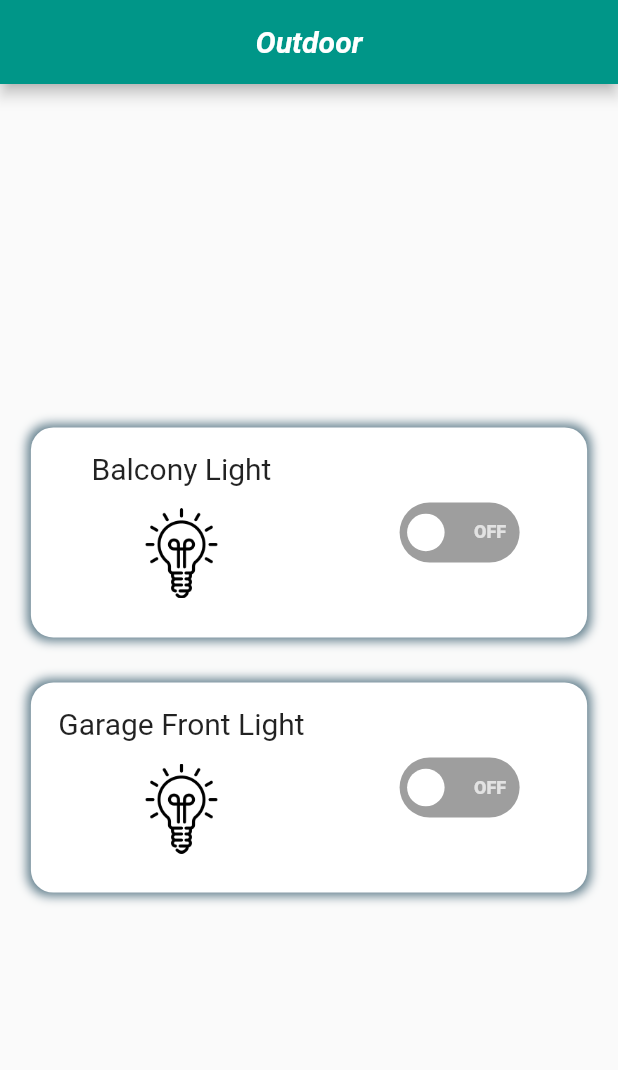
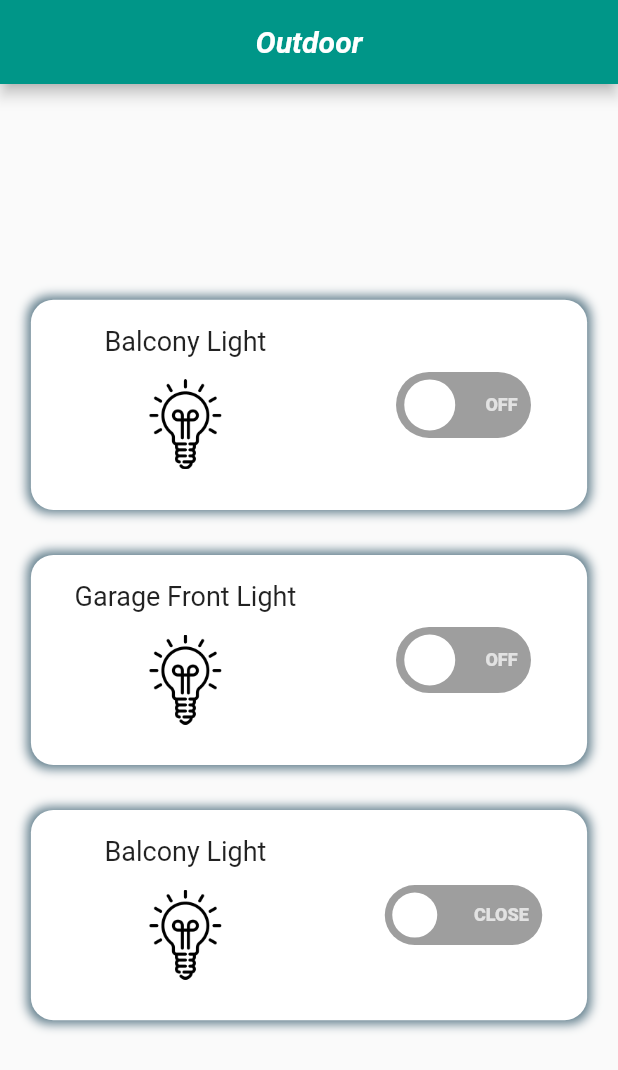
Before and after one commit to HB-Leang/IoT-Smart-Home-Control, a Flutter app: the OutdoorScreen screen opened directly, on a phone screen of 412 x 824 dp. Shown: the top 1070 px of the screen. Run offline on Flutter 3.47's test engine with Material 3 defaults, Android fonts, the phone set to English and light mode, and no system bars; drawn by our look-alikes of flutter_switch; our stand-ins replace another_flutter_splash_screen, awesome_bottom_bar, awesome_notifications, buttons_tabbar, firebase_core, firebase_database and 6 more; missing offline and left inert: dart:ffi, flutter_colorful_tab; accounts and stored records are empty; network calls fail; project files that could hold a hidden picture were left out.

```diff
--- a/lib/views/bedroom1_screen.dart
+++ b/lib/views/bedroom1_screen.dart
@@ -38,7 +38,7 @@ class BedRoom1Screen extends StatelessWidget {
                   reference: databaseController.actuators,
                   childName: "fan/bedRoom1",
                   initValue:
-                      databaseController.actuatorController.getFan("kitchen"),
+                      databaseController.actuatorController.getFan("bedRoom1"),
                 ),
                 // activeImage: 'assets/icons/garage-open.png',
                 // inactiveImage: 'assets/icons/garage-close.png',
--- a/lib/views/bedroom2_screen.dart
+++ b/lib/views/bedroom2_screen.dart
@@ -38,7 +38,7 @@ class BedRoom2Screen extends StatelessWidget {
                   reference: databaseController.actuators,
                   childName: "fan/bedRoom2",
                   initValue:
-                      databaseController.actuatorController.getFan("kitchen"),
+                      databaseController.actuatorController.getFan("bedRoom2"),
                 ),
                 // activeImage: 'assets/icons/garage-open.png',
                 // inactiveImage: 'assets/icons/garage-close.png',
--- a/lib/views/outdoor_screen.dart
+++ b/lib/views/outdoor_screen.dart
@@ -3,6 +3,8 @@ import 'package:get/get.dart';
 import 'package:smart_home_control/controllers/database_controller.dart';
 import 'package:smart_home_control/models/my_switch.dart';
 import 'package:smart_home_control/widgets/control_card.dart';
+
+import '../models/size.dart';
 
 class OutdoorScreen extends StatelessWidget {
   OutdoorScreen({super.key});
@@ -20,13 +22,19 @@ class OutdoorScreen extends StatelessWidget {
         ),
       )),
       body: Center(
-        child: Column(mainAxisAlignment: MainAxisAlignment.center, children: [
+        child: Column(
+          mainAxisAlignment: MainAxisAlignment.center,
+          children: [
             ControlCard(
               controlName: "Balcony Light",
+              width: switchSize['light']!['width']!,
+              height: switchSize['light']!['height']!,
+              toggleSize: switchSize['light']!['toggleSize'],
               mySwitch: MySwitch(
                 reference: databaseController.light,
                 childName: "balcony",
-              initValue: databaseController.lightController.getLight("balcony"),
+                initValue:
+                    databaseController.lightController.getLight("balcony"),
               ),
             ),
             const SizedBox(
@@ -34,6 +42,9 @@ class OutdoorScreen extends StatelessWidget {
             ),
             ControlCard(
               controlName: "Garage Front Light",
+              width: switchSize['light']!['width']!,
+              height: switchSize['light']!['height']!,
+              toggleSize: switchSize['light']!['toggleSize'],
               mySwitch: MySwitch(
                 reference: databaseController.light,
                 childName: "garageFront",
@@ -41,7 +52,25 @@ class OutdoorScreen extends StatelessWidget {
                     databaseController.lightController.getLight("garageFront"),
               ),
             ),
-        ]),
+            const SizedBox(
+              height: 30,
+            ),
+            ControlCard(
+              controlName: "Balcony Light",
+              width: switchSize['door']!['width']!,
+              height: switchSize['door']!['height']!,
+              toggleSize: switchSize['door']!['toggleSize'],
+              activeChild: "OPEN",
+              inactiveChild: "CLOSE",
+              mySwitch: MySwitch(
+                reference: databaseController.actuators,
+                childName: "garage",
+                initValue:
+                    databaseController.actuatorController.getDoor("garage"),
+              ),
+            ),
+          ],
+        ),
       ),
     );
   }
--- a/lib/widgets/control_card.dart
+++ b/lib/widgets/control_card.dart
@@ -57,10 +57,10 @@ class ControlCard extends StatelessWidget {
                 Text(
                   controlName,
                   style: const TextStyle(
-                    fontSize: 20,
+                    fontSize: 18,
                   ),
                 ),
-                SizedBox(
+                const SizedBox(
                   height: 5,
                 ),
                 Obx(
@@ -95,7 +95,7 @@ class ControlCard extends StatelessWidget {
             ),
           ),
           SizedBox(
-            width: 170,
+            width: MediaQuery.of(context).size.width * 0.4,
             child: Center(
               child: IoTSwitch(
                 mySwitch: mySwitch,
```
Also changed, not shown: lib/controllers/database_controller.dart (+10 -3 lines), lib/controllers/notification_controller.dart (+30 -6 lines), lib/main.dart (+24 -7 lines), 2 other files. Lines whose indentation alone changed are shown as unchanged.
